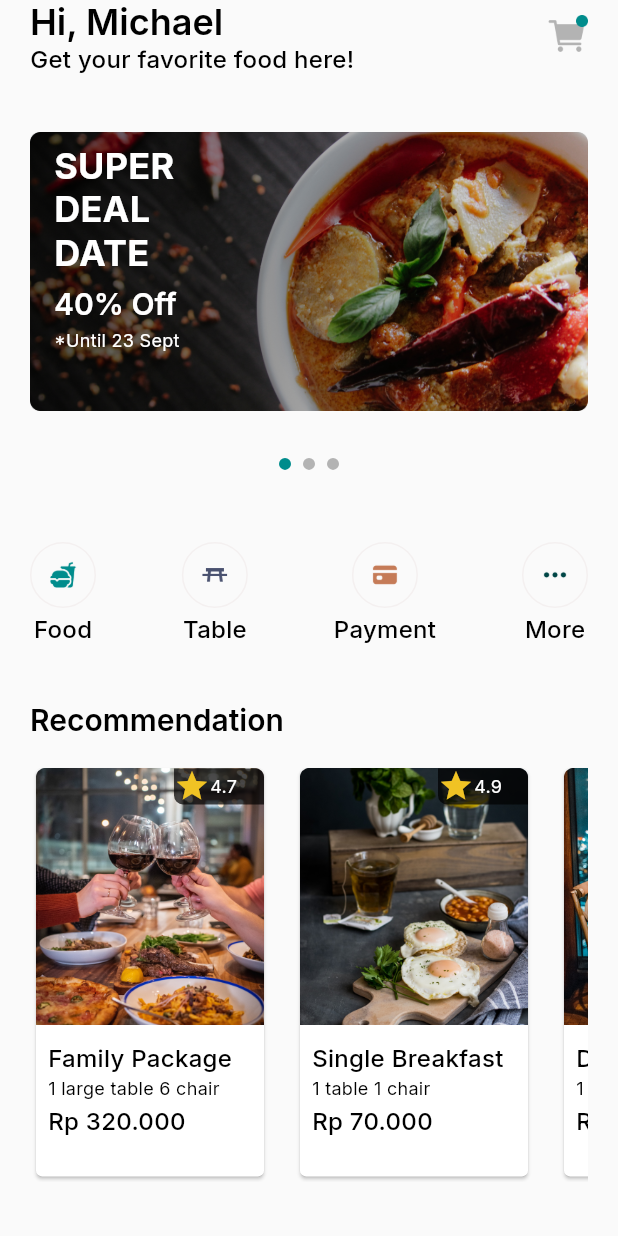
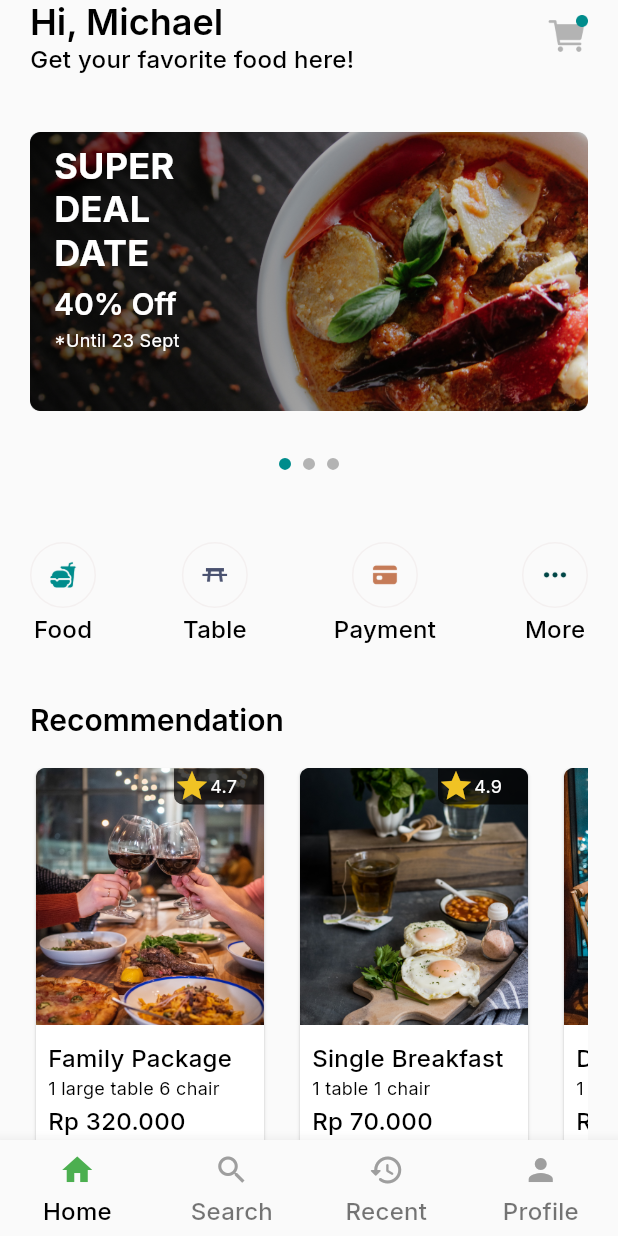
Before and after one commit to Azis202017/submission-motion-2, a Flutter app: the screen it shows after launch, on a phone screen of 412 x 824 dp. Run offline on Flutter 3.47's test engine with Material 2 defaults, Android fonts, the phone set to English and light mode, and no system bars; drawn by our look-alikes of carousel_slider; our stand-ins replace google_fonts, lottie, supercharged.

Commit message:
Add navigation bar and animation for alert

```diff
--- a/lib/app/data/list_chips.dart
+++ b/lib/app/data/list_chips.dart
@@ -1,5 +1,4 @@
 import 'package:submission_2/app/model/chips_model.dart';
-import 'package:submission_2/app/widgets/foods/chip_input.dart';
 
 List<ChipModel> listChips = [
   ChipModel(
--- /dev/null
+++ b/lib/app/pages/bottom_navigation_page.dart
@@ -0,0 +1,89 @@
+import 'package:flutter/material.dart';
+import 'package:submission_2/app/pages/home_page.dart';
+import 'package:submission_2/app/theme/fonts.dart';
+
+class BottomNavigationPage extends StatefulWidget {
+  static const routeName = '/';
+  const BottomNavigationPage({Key? key}) : super(key: key);
+
+  @override
+  _BottomNavigationPageState createState() => _BottomNavigationPageState();
+}
+
+class _BottomNavigationPageState extends State<BottomNavigationPage> {
+  int _selectedIndex = 0;
+  static const List<Widget> _widgetOptions = <Widget>[
+    HomePage(),
+    Text(
+      'Halaman Search',
+    ),
+    Text(
+      'Halaman Recent',
+    ),
+     Text(
+      'Halaman Profile',
+    ),
+  ];
+  void _onItemTapped(int index) {
+    setState(() {
+      _selectedIndex = index;
+    });
+  }
+
+  @override
+  Widget build(BuildContext context) {
+    return Scaffold(
+      body: Center(
+        child: _widgetOptions.elementAt(
+          _selectedIndex,
+        ),
+      ),
+      bottomNavigationBar: BottomNavigationBar(
+        type: BottomNavigationBarType.fixed,
+        items: const [
+          BottomNavigationBarItem(
+            icon: Padding(
+              padding: EdgeInsets.only(bottom: 5),
+              child: Icon(Icons.home),
+            ),
+            label: 'Home',
+          ),
+          BottomNavigationBarItem(
+            icon: Padding(
+              padding: EdgeInsets.only(bottom: 5),
+              child: Icon(
+                Icons.search,
+              ),
+            ),
+            label: 'Search',
+          ),
+          BottomNavigationBarItem(
+            icon: Padding(
+              padding: EdgeInsets.only(bottom: 5),
+              child: Icon(Icons.history_rounded),
+            ),
+            label: 'Recent',
+          ),
+          BottomNavigationBarItem(
+            icon: Padding(
+              padding: EdgeInsets.only(bottom: 5),
+              child: Icon(Icons.person),
+            ),
+            label: 'Profile',
+          ),
+        ],
+        currentIndex: _selectedIndex,
+        selectedIconTheme: const IconThemeData(
+          color: Colors.green,
+        ),
+        unselectedIconTheme: const IconThemeData(
+          color: Colors.grey,
+        ),
+        unselectedLabelStyle: subtitle2,
+        selectedItemColor: Colors.black,
+        selectedLabelStyle: subtitle2,
+        onTap: _onItemTapped,
+      ),
+    );
+  }
+}
--- a/lib/app/pages/home_page.dart
+++ b/lib/app/pages/home_page.dart
@@ -7,7 +7,7 @@ import 'package:submission_2/app/widgets/home/menu_widget.dart';
 import 'package:submission_2/app/widgets/home/recommendation_widget.dart';
 
 class HomePage extends StatefulWidget {
-  static const routeName = '/';
+  static const routeName = '/home-page';
   const HomePage({Key? key}) : super(key: key);
 
   @override
--- a/lib/app/widgets/home/recommendation_card_widget.dart
+++ b/lib/app/widgets/home/recommendation_card_widget.dart
@@ -51,7 +51,7 @@ class RecommendationCardWidget extends StatelessWidget {
                           ),
                           child: Row(
                             children: [
-                              Icon(
+                              const Icon(
                                 Icons.star,
                                 color: Color(0xffF0C324),
                               ),
--- a/lib/app/widgets/home/super_deal_widget.dart
+++ b/lib/app/widgets/home/super_deal_widget.dart
@@ -18,7 +18,7 @@ class SuperDeal extends StatelessWidget {
           ),
           Container(
             width: double.infinity,
-            padding: EdgeInsets.only(left: 16, top: 8),
+            padding: const EdgeInsets.only(left: 16, top: 8),
             child: Column(
               crossAxisAlignment: CrossAxisAlignment.start,
               children: [
--- a/lib/main.dart
+++ b/lib/main.dart
@@ -1,4 +1,5 @@
 import 'package:flutter/material.dart';
+import 'package:submission_2/app/pages/bottom_navigation_page.dart';
 import 'package:submission_2/app/pages/food_page.dart';
 import 'package:submission_2/app/pages/home_page.dart';
 
@@ -11,7 +12,9 @@ class MyApp extends StatelessWidget {
   Widget build(BuildContext context) {
     return MaterialApp(
       debugShowCheckedModeBanner: false,
+      initialRoute: BottomNavigationPage.routeName,
       routes: {
+        BottomNavigationPage.routeName : (context) => const BottomNavigationPage(),
         HomePage.routeName: (context) => const HomePage(),
         FoodPage.routeName: (context) => const FoodPage()
       },
--- a/pubspec.yaml
+++ b/pubspec.yaml
@@ -32,6 +32,7 @@ dependencies:
   flutter:
     sdk: flutter
   google_fonts: ^2.2.0
+  lottie: ^1.2.1
   supercharged: ^2.1.1
 
 dev_dependencies:
@@ -51,6 +52,7 @@ flutter:
   # To add assets to your application, add an assets section, like this:
   assets:
     - assets/images/
+    - assets/json/
   # An image asset can refer to one or more resolution-specific "variants", see
   # https://flutter.dev/assets-and-images/#resolution-aware.
   # For details regarding adding assets from package dependencies, see
```
Also changed, not shown: assets/json/success.json (added, +1 -0 lines), lib/app/pages/food_page.dart (+40 -4 lines), pubspec.lock.
